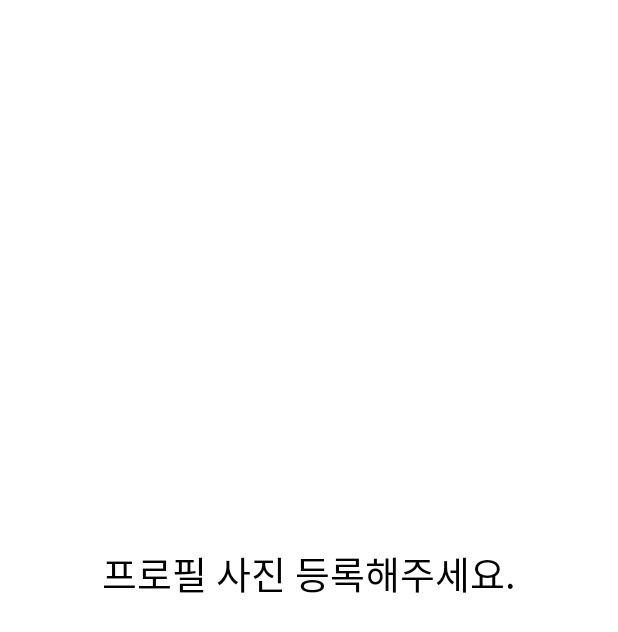
After one commit to OpenMindVv/FindingIdealTypeApp, an Android app: the layout fragment_main_before_image.xml on its own in the app's theme, with its tools: preview values and no code run, on a phone screen of 412 x 824 dp. The commit adds this screen. Shown: the top 632 px of the screen. Run offline under Robolectric (Android 15) with nearby library versions, the phone set to English and light mode, and no system bars.

Commit message:
[ADD} 로그인, 이미지 등록 전 화면 코드 추가

```diff
--- a/app/src/main/java/com/example/findingidealtypeapp/userService/JoinFragment.java
+++ b/app/src/main/java/com/example/findingidealtypeapp/userService/JoinFragment.java
@@ -53,7 +53,7 @@ public class JoinFragment extends Fragment {
             @Override
             public void onClick(View v) {
                 if(!emailValidateCheck()) return;
-                if(!nameValidateCheck()) return;
+                //if(!nameValidateCheck()) return;
                 if(!passwordValidateCheck()) return;
                 setRetrofit();
                 join();
--- a/app/src/main/java/com/example/findingidealtypeapp/userService/LoginFragment.java
+++ b/app/src/main/java/com/example/findingidealtypeapp/userService/LoginFragment.java
@@ -18,9 +18,9 @@ import androidx.fragment.app.FragmentTransaction;
 import com.example.findingidealtypeapp.MainActivity;
 import com.example.findingidealtypeapp.R;
 import com.example.findingidealtypeapp.userServiceApi.UserService;
-import com.example.findingidealtypeapp.userServiceApi.loginApi.GoogleLogin;
 import com.example.findingidealtypeapp.userServiceApi.loginService.LoginRequest;
 import com.example.findingidealtypeapp.userServiceApi.loginService.LoginResponse;
+import com.example.findingidealtypeapp.userServiceApi.myPageService.MyPageResponse;
 import com.example.findingidealtypeapp.utility.Constants;
 import com.example.findingidealtypeapp.utility.TokenDTO;
 import com.google.android.gms.auth.api.signin.GoogleSignIn;
--- a/app/src/main/java/com/example/findingidealtypeapp/userService/ProfileEditActivity.java
+++ b/app/src/main/java/com/example/findingidealtypeapp/userService/ProfileEditActivity.java
@@ -137,6 +137,7 @@ public class ProfileEditActivity extends AppCompatActivity {
                                 Bundle bundle = result.getData().getExtras();
                                 bitMap = (Bitmap) bundle.get("data");
                                 profileImage.setImageBitmap(processing.rotate(bitMap, 90));
+                                TokenDTO.isImage = true;
                             }
                             else {
                                 Intent intent = result.getData();
@@ -146,7 +147,7 @@ public class ProfileEditActivity extends AppCompatActivity {
                                 try {
                                     bitMap = MediaStore.Images.Media.getBitmap(getApplicationContext().getContentResolver(), uri);
                                     profileImage.setImageBitmap(bitMap);
-
+                                    TokenDTO.isImage = true;
                                 } catch (IOException e) {
                                     e.printStackTrace();
                                 }
--- a/app/src/main/java/com/example/findingidealtypeapp/userServiceApi/myPageService/MyPageResponse.java
+++ b/app/src/main/java/com/example/findingidealtypeapp/userServiceApi/myPageService/MyPageResponse.java
@@ -35,6 +35,8 @@ public class MyPageResponse {
     @Expose
     public String animalFace;
 
+    public MyPageResponse(){
+    }
     public MyPageResponse(String Image, String email, String password, String name, String follow, String following, String animalFace){
         this.Image = Image;
         this.email = email;
--- a/app/src/main/java/com/example/findingidealtypeapp/utility/TokenDTO.java
+++ b/app/src/main/java/com/example/findingidealtypeapp/utility/TokenDTO.java
@@ -8,6 +8,7 @@ import android.content.SharedPreferences;
 public class TokenDTO {
 
     public static String Token = null;
+    public static boolean isImage = false;
     /*
     private static final String PREFS = "prefs";
     private static final String Token = "Access_Token";
--- /dev/null
+++ b/app/src/main/res/layout/fragment_main_before_image.xml
@@ -0,0 +1,28 @@
+<?xml version="1.0" encoding="utf-8"?>
+<ScrollView xmlns:android="http://schemas.android.com/apk/res/android"
+    xmlns:app="http://schemas.android.com/apk/res-auto"
+    android:layout_width="match_parent"
+    android:layout_height="match_parent"
+    xmlns:tools="http://schemas.android.com/tools"
+    android:orientation="vertical">
+
+    <LinearLayout
+        android:layout_width="match_parent"
+        android:layout_height="match_parent"
+        android:layout_gravity="center_vertical"
+        android:layout_marginBottom="30dp"
+        android:orientation="vertical">
+
+        <TextView
+            android:id="@+id/imageBefore"
+            android:layout_width="wrap_content"
+            android:layout_height="wrap_content"
+            android:layout_gravity="center_horizontal"
+            android:text="프로필 사진 등록해주세요."
+            android:textColor="@color/black"
+            android:textSize="25dp"
+            tools:ignore="MissingConstraints"
+            tools:layout_editor_absoluteX="211dp"
+            tools:layout_editor_absoluteY="42dp" />
+    </LinearLayout>
+</ScrollView>
--- a/app/src/main/res/menu/main_menu.xml
+++ b/app/src/main/res/menu/main_menu.xml
@@ -8,8 +8,4 @@
         android:id="@+id/two"
         android:title="GALLERY">
     </item>
-    <item
-        android:id="@+id/three"
-        android:title="BASIC">
-    </item>
 </menu>
```
Also changed, not shown: app/src/main/AndroidManifest.xml (+10 -9 lines), app/src/main/java/com/example/findingidealtypeapp/MainActivity.java (+15 -4 lines), app/src/main/java/com/example/findingidealtypeapp/mainpage/MainPageBeforeImage.java (added, +25 -0 lines), app/src/main/java/com/example/findingidealtypeapp/mainpage/MainPageBeforeLogin.java (added, +25 -0 lines), app/src/main/java/com/example/findingidealtypeapp/userService/ProfileFragment.java (+6 -3 lines), app/src/main/java/com/example/findingidealtypeapp/userServiceApi/loginApi/GoogleLogin.java (deleted, +0 -19 lines), app/src/main/res/layout/activity_main_page_before_login.xml (added, +28 -0 lines), app/src/main/res/layout/fragment_main.xml (added, +19 -0 lines).
